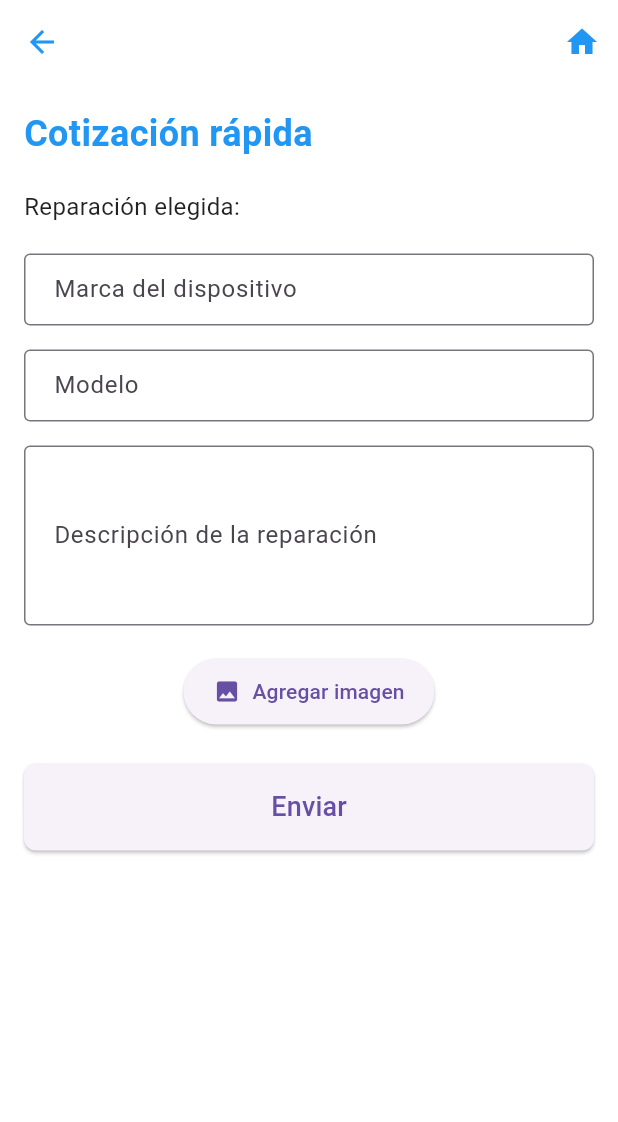
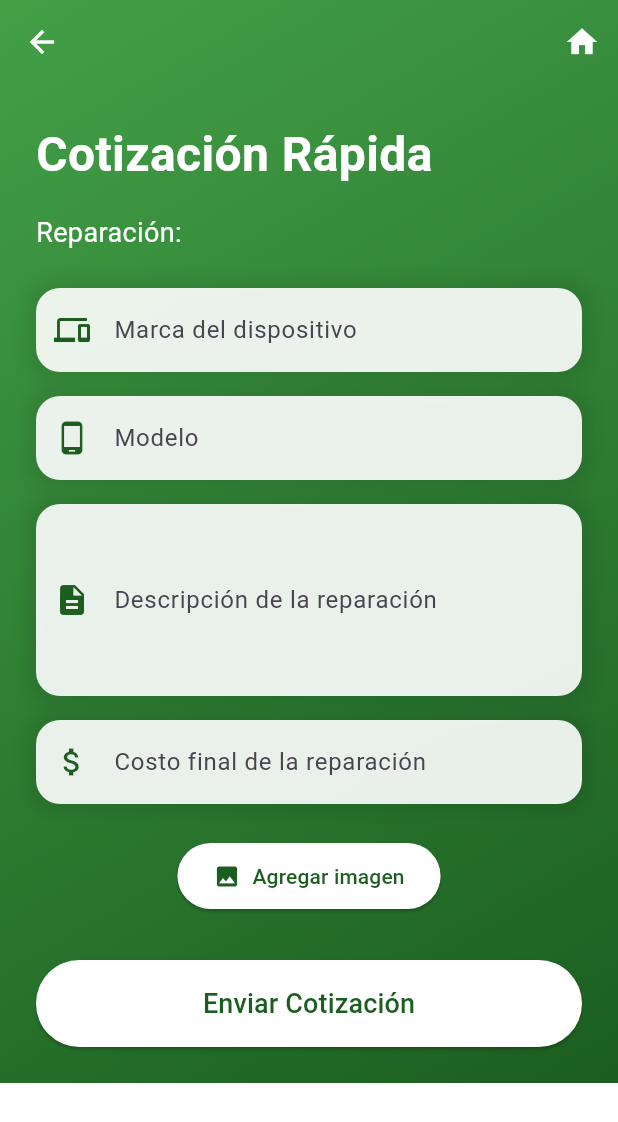
Before and after one commit to Omar19Ort/TECH-OM, a Flutter app: the FormularioReparacion screen opened directly with empty values, on a phone screen of 412 x 824 dp. Shown: the top 1122 px of the screen. Run offline on Flutter 3.47's test engine with Material 3 defaults, Android fonts, the phone set to English and light mode, and no system bars; our stand-ins replace image_picker.

Commit message:
Modificaciòn del formulario de reparaciones

```diff
--- a/lib/interface/formulario_reparacion.dart
+++ b/lib/interface/formulario_reparacion.dart
@@ -1,4 +1,5 @@
 import 'package:flutter/material.dart';
+import 'package:flutter/services.dart';
 import 'package:image_picker/image_picker.dart';
 import 'dart:io';
 
@@ -21,6 +22,7 @@ class _FormularioReparacionState extends State<FormularioReparacion> {
   final TextEditingController _marcaController = TextEditingController();
   final TextEditingController _modeloController = TextEditingController();
   final TextEditingController _descripcionController = TextEditingController();
+  final TextEditingController _costoController = TextEditingController();
   File? _imagen;
   final ImagePicker _picker = ImagePicker();
 
@@ -36,93 +38,86 @@ class _FormularioReparacionState extends State<FormularioReparacion> {
   @override
   Widget build(BuildContext context) {
     return Scaffold(
+      extendBodyBehindAppBar: true,
       appBar: AppBar(
-        backgroundColor: Colors.white,
+        backgroundColor: Colors.transparent,
         elevation: 0,
         leading: IconButton(
-          icon: const Icon(Icons.arrow_back, color: Colors.blue),
+          icon: const Icon(Icons.arrow_back, color: Colors.white),
           onPressed: () => Navigator.pop(context),
         ),
         actions: [
           IconButton(
-            icon: const Icon(Icons.home, color: Colors.blue),
+            icon: const Icon(Icons.home, color: Colors.white),
             onPressed: () {
               Navigator.popUntil(context, (route) => route.isFirst);
             },
           ),
         ],
       ),
-      body: SingleChildScrollView(
+      body: Container(
+        decoration: BoxDecoration(
+          gradient: LinearGradient(
+            begin: Alignment.topLeft,
+            end: Alignment.bottomRight,
+            colors: [Color(0xFF43A047), Color(0xFF1B5E20)],
+          ),
+        ),
+        child: SafeArea(
+          child: SingleChildScrollView(
             child: Padding(
-          padding: const EdgeInsets.all(16.0),
+              padding: const EdgeInsets.all(24.0),
               child: Form(
                 key: _formKey,
                 child: Column(
                   crossAxisAlignment: CrossAxisAlignment.start,
                   children: [
                     const Text(
-                  'Cotización rápida',
+                      'Cotización Rápida',
                       style: TextStyle(
-                    fontSize: 24,
+                        fontSize: 32,
                         fontWeight: FontWeight.bold,
-                    color: Colors.blue,
+                        color: Colors.white,
                       ),
                     ),
-                const SizedBox(height: 20),
+                    const SizedBox(height: 16),
                     Text(
-                  'Reparación elegida: ${widget.tipoReparacion}',
+                      'Reparación: ${widget.tipoReparacion}',
                       style: const TextStyle(
-                    fontSize: 16,
-                    color: Colors.black87,
+                        fontSize: 18,
+                        color: Colors.white,
                       ),
                     ),
-                const SizedBox(height: 20),
-                TextFormField(
+                    const SizedBox(height: 24),
+                    _buildTextField(
                       controller: _marcaController,
-                  decoration: const InputDecoration(
-                    labelText: 'Marca del dispositivo',
-                    border: OutlineInputBorder(),
-                    contentPadding: EdgeInsets.symmetric(horizontal: 16, vertical: 12),
-                  ),
-                  validator: (value) {
-                    if (value == null || value.isEmpty) {
-                      return 'Por favor ingrese la marca';
-                    }
-                    return null;
-                  },
+                      label: 'Marca del dispositivo',
+                      icon: Icons.devices,
                     ),
                     const SizedBox(height: 16),
-                TextFormField(
+                    _buildTextField(
                       controller: _modeloController,
-                  decoration: const InputDecoration(
-                    labelText: 'Modelo',
-                    border: OutlineInputBorder(),
-                    contentPadding: EdgeInsets.symmetric(horizontal: 16, vertical: 12),
-                  ),
-                  validator: (value) {
-                    if (value == null || value.isEmpty) {
-                      return 'Por favor ingrese el modelo';
-                    }
-                    return null;
-                  },
+                      label: 'Modelo',
+                      icon: Icons.phone_android,
                     ),
                     const SizedBox(height: 16),
-                TextFormField(
+                    _buildTextField(
                       controller: _descripcionController,
-                  decoration: const InputDecoration(
-                    labelText: 'Descripción de la reparación',
-                    border: OutlineInputBorder(),
-                    contentPadding: EdgeInsets.symmetric(horizontal: 16, vertical: 12),
+                      label: 'Descripción de la reparación',
+                      icon: Icons.description,
+                      maxLines: 4,
                     ),
-                  maxLines: 4,
-                  validator: (value) {
-                    if (value == null || value.isEmpty) {
-                      return 'Por favor ingrese una descripción';
-                    }
-                    return null;
-                  },
+                    const SizedBox(height: 16),
+                    _buildTextField(
+                      controller: _costoController,
+                      label: 'Costo final de la reparación',
+                      icon: Icons.attach_money,
+                      keyboardType: TextInputType.numberWithOptions(decimal: true),
+                      inputFormatters: [
+                        FilteringTextInputFormatter.allow(RegExp(r'^\d+\.?\d{0,2}')),
+                      ],
                     ),
-                const SizedBox(height: 20),
+                    const SizedBox(height: 24),
                     Center(
                       child: Column(
                         children: [
@@ -131,28 +126,43 @@ class _FormularioReparacionState extends State<FormularioReparacion> {
                               width: 200,
                               height: 200,
                               decoration: BoxDecoration(
-                            border: Border.all(color: Colors.grey),
-                            borderRadius: BorderRadius.circular(8),
+                                color: Colors.white,
+                                borderRadius: BorderRadius.circular(16),
+                                boxShadow: [
+                                  BoxShadow(
+                                    color: Colors.black.withOpacity(0.1),
+                                    blurRadius: 10,
+                                    spreadRadius: 5,
                                   ),
+                                ],
+                              ),
+                              child: ClipRRect(
+                                borderRadius: BorderRadius.circular(16),
                                 child: Image.file(
                                   _imagen!,
                                   fit: BoxFit.cover,
                                 ),
                               ),
-                        const SizedBox(height: 8),
+                            ),
+                            const SizedBox(height: 16),
                           ],
                           ElevatedButton.icon(
                             onPressed: _seleccionarImagen,
                             icon: const Icon(Icons.image),
                             label: Text(_imagen == null ? 'Agregar imagen' : 'Cambiar imagen'),
                             style: ElevatedButton.styleFrom(
-                          padding: const EdgeInsets.symmetric(horizontal: 20, vertical: 12),
+                              foregroundColor: Color(0xFF1B5E20),
+                              backgroundColor: Colors.white,
+                              padding: const EdgeInsets.symmetric(horizontal: 24, vertical: 12),
+                              shape: RoundedRectangleBorder(
+                                borderRadius: BorderRadius.circular(30),
+                              ),
                             ),
                           ),
                         ],
                       ),
                     ),
-                const SizedBox(height: 24),
+                    const SizedBox(height: 32),
                     SizedBox(
                       width: double.infinity,
                       child: ElevatedButton(
@@ -162,19 +172,21 @@ class _FormularioReparacionState extends State<FormularioReparacion> {
                             ScaffoldMessenger.of(context).showSnackBar(
                               const SnackBar(
                                 content: Text('Enviando cotización...'),
-                            backgroundColor: Colors.green,
+                                backgroundColor: Color(0xFF43A047),
                               ),
                             );
                           }
                         },
                         style: ElevatedButton.styleFrom(
+                          foregroundColor: Color(0xFF1B5E20),
+                          backgroundColor: Colors.white,
                           padding: const EdgeInsets.symmetric(vertical: 16),
                           shape: RoundedRectangleBorder(
-                        borderRadius: BorderRadius.circular(8),
+                            borderRadius: BorderRadius.circular(30),
                           ),
                         ),
                         child: const Text(
-                      'Enviar',
+                          'Enviar Cotización',
                           style: TextStyle(fontSize: 18),
                         ),
                       ),
@@ -184,6 +196,53 @@ class _FormularioReparacionState extends State<FormularioReparacion> {
               ),
             ),
           ),
+        ),
+      ),
+    );
+  }
+
+  Widget _buildTextField({
+    required TextEditingController controller,
+    required String label,
+    required IconData icon,
+    int maxLines = 1,
+    TextInputType? keyboardType,
+    List<TextInputFormatter>? inputFormatters,
+  }) {
+    return Container(
+      decoration: BoxDecoration(
+        color: Colors.white.withOpacity(0.9),
+        borderRadius: BorderRadius.circular(16),
+        boxShadow: [
+          BoxShadow(
+            color: Colors.black.withOpacity(0.1),
+            blurRadius: 10,
+            spreadRadius: 5,
+          ),
+        ],
+      ),
+      child: TextFormField(
+        controller: controller,
+        decoration: InputDecoration(
+          labelText: label,
+          prefixIcon: Icon(icon, color: Color(0xFF1B5E20)),
+          border: OutlineInputBorder(
+            borderRadius: BorderRadius.circular(16),
+            borderSide: BorderSide.none,
+          ),
+          filled: true,
+          fillColor: Colors.transparent,
+        ),
+        maxLines: maxLines,
+        keyboardType: keyboardType,
+        inputFormatters: inputFormatters,
+        validator: (value) {
+          if (value == null || value.isEmpty) {
+            return 'Por favor complete este campo';
+          }
+          return null;
+        },
+      ),
     );
   }
 
@@ -192,6 +251,7 @@ class _FormularioReparacionState extends State<FormularioReparacion> {
     _marcaController.dispose();
     _modeloController.dispose();
     _descripcionController.dispose();
+    _costoController.dispose();
     super.dispose();
   }
 }
```
Lines whose indentation alone changed are shown as unchanged.
